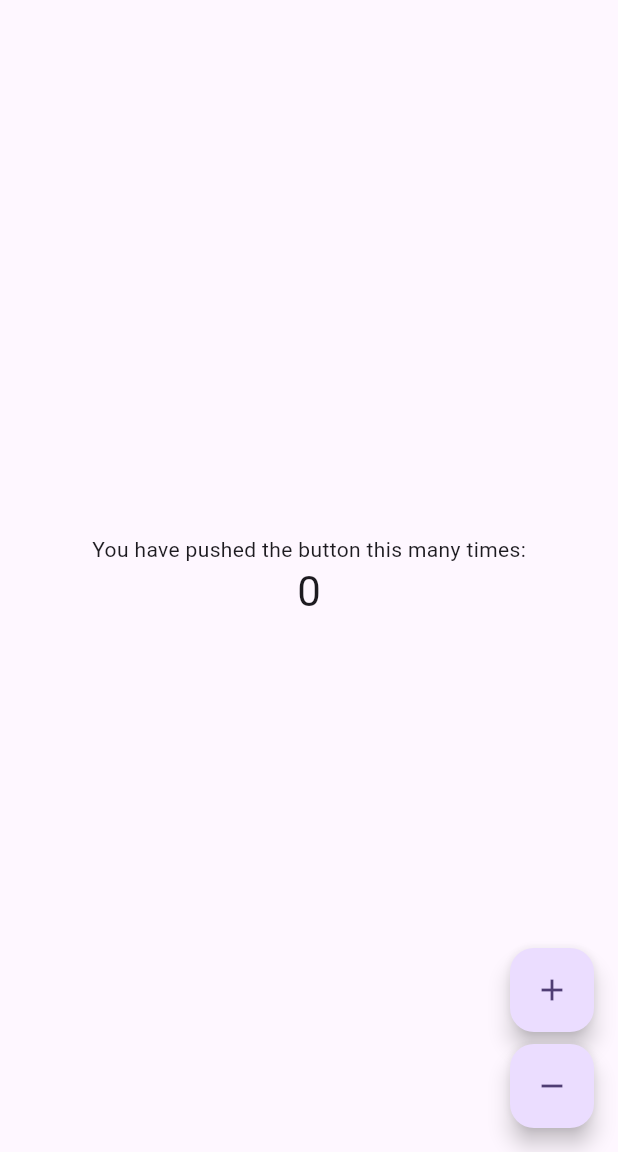
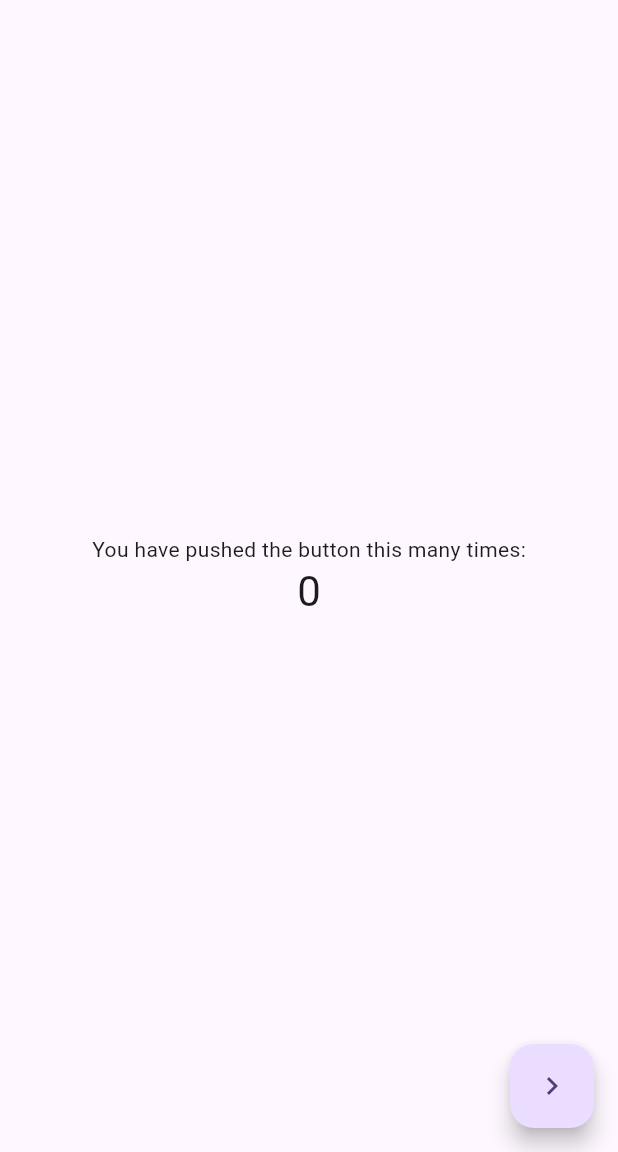
Before and after one commit to carbon-ahs/flutter_counter_app_bloc, a Flutter app: the screen it shows after launch, on a phone screen of 412 x 824 dp, the part 84-1236 px from its top. Run offline on Flutter 3.47's test engine with Material 3 defaults, Android fonts, the phone set to English and light mode, and no system bars; our stand-ins replace flutter_bloc.

```diff
--- /dev/null
+++ b/lib/bloc/counter_bloc.dart
@@ -0,0 +1,7 @@
+import 'package:flutter_bloc/flutter_bloc.dart';
+
+class CounterIncremented {}
+
+class CounterBloc extends Bloc<CounterIncremented, int> {
+  CounterBloc() : super(0);
+}
--- a/lib/home_page.dart
+++ b/lib/home_page.dart
@@ -2,25 +2,24 @@ import 'package:counter_app/cubit/counter_cubit.dart';
 import 'package:flutter/material.dart';
 import 'package:flutter_bloc/flutter_bloc.dart';
 
-class MyHomePage extends StatefulWidget {
+import 'bloc/counter_bloc.dart';
+import 'inc_dec_page.dart';
+
+class MyHomePage extends StatelessWidget {
   const MyHomePage({super.key, required this.title});
 
   final String title;
 
-  @override
-  State<MyHomePage> createState() => _MyHomePageState();
-}
-
-class _MyHomePageState extends State<MyHomePage> {
-  final counterCubit = CounterCubit();
-
+  // final counterCubit = CounterCubit();
   @override
   Widget build(BuildContext context) {
-    final counter = counterCubit.state;
+    // final counter = counterCubit.state;
+    // final counterCubit = BlocProvider.of<CounterCubit>(context);
+
     return Scaffold(
       appBar: AppBar(
         backgroundColor: Theme.of(context).colorScheme.inversePrimary,
-        title: Text(widget.title),
+        title: Text(title),
       ),
       body: Center(
         child: Column(
@@ -29,8 +28,8 @@ class _MyHomePageState extends State<MyHomePage> {
             const Text(
               'You have pushed the button this many times:',
             ),
-            BlocBuilder<CounterCubit, int>(
-              bloc: counterCubit,
+            BlocBuilder<CounterBloc, int>(
+              // bloc: counterCubit,
               builder: (context, counter) {
                 return Text(
                   '$counter',
@@ -41,23 +40,14 @@ class _MyHomePageState extends State<MyHomePage> {
           ],
         ),
       ),
-      floatingActionButton: Column(
-        mainAxisAlignment: MainAxisAlignment.end,
-        children: [
-          FloatingActionButton(
-            onPressed: () => counterCubit.increment(),
-            tooltip: 'Increment',
-            child: const Icon(Icons.add),
-          ),
-          const SizedBox(
-            height: 8,
-          ),
-          FloatingActionButton(
-            onPressed: () => counterCubit.decrement(),
-            tooltip: 'Decrement',
-            child: const Icon(Icons.remove),
-          ),
-        ],
+      floatingActionButton: FloatingActionButton(
+        onPressed: () {
+          Navigator.of(context).push(MaterialPageRoute(
+            builder: (context) => IncDecPage(),
+          ));
+        }, // counterCubit.decrement(),
+        tooltip: 'Navigate',
+        child: const Icon(Icons.navigate_next),
       ),
     );
   }
--- a/lib/main.dart
+++ b/lib/main.dart
@@ -1,5 +1,8 @@
+import 'package:counter_app/cubit/counter_cubit.dart';
 import 'package:flutter/material.dart';
+import 'package:flutter_bloc/flutter_bloc.dart';
 
+import 'bloc/counter_bloc.dart';
 import 'home_page.dart';
 
 void main() {
@@ -11,13 +14,19 @@ class MyApp extends StatelessWidget {
 
   @override
   Widget build(BuildContext context) {
-    return MaterialApp(
-      title: 'Flutter Demo',
-      theme: ThemeData(
-        colorScheme: ColorScheme.fromSeed(seedColor: Colors.deepPurple),
-        useMaterial3: true,
+    return MultiBlocProvider(
+      providers: [
+        BlocProvider(create: (_) => CounterCubit()),
+        BlocProvider(create: (_) => CounterBloc()),
+      ],
+      child: MaterialApp(
+        title: 'Flutter Demo',
+        theme: ThemeData(
+          colorScheme: ColorScheme.fromSeed(seedColor: Colors.deepPurple),
+          useMaterial3: true,
+        ),
+        home: const MyHomePage(title: 'Flutter Demo Home Page'),
       ),
-      home: const MyHomePage(title: 'Flutter Demo Home Page'),
     );
   }
 }
```
Also changed, not shown: lib/inc_dec_page.dart (added, +36 -0 lines).
